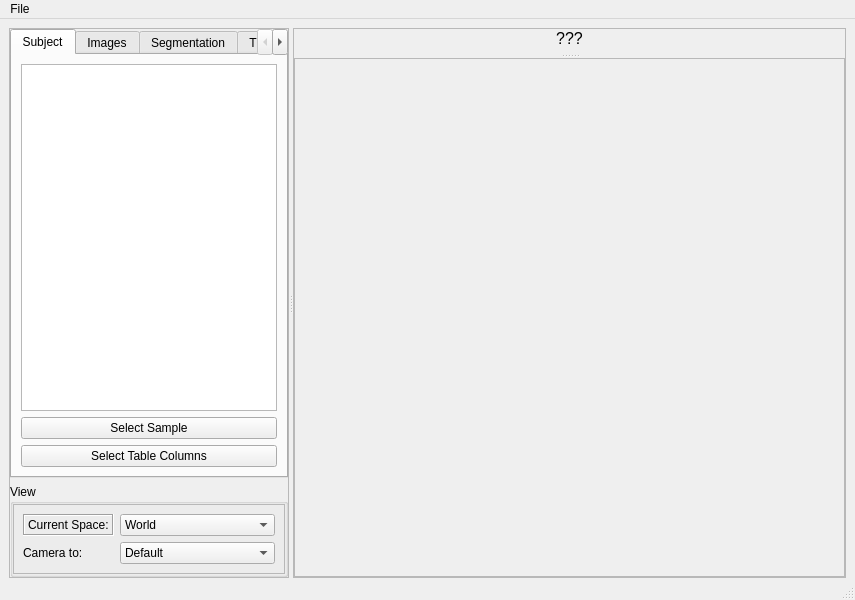
Old version of the form braviz/interaction/qt_guis/subject_overview.ui in the repository diego0020/braviz-app.
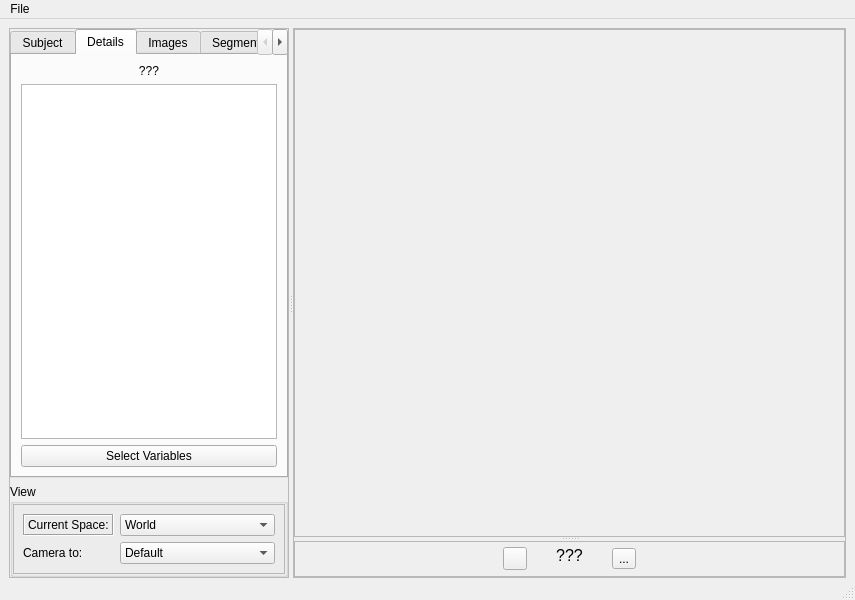
New version of the form. Icons and pictures are not drawn.

Commit message: next and previus subject, editable variables in context

The edit to the form file:
```diff
--- a/braviz/interaction/qt_guis/subject_overview.ui
+++ b/braviz/interaction/qt_guis/subject_overview.ui
@@ -64,7 +64,7 @@
            </size>
           </property>
           <property name="currentIndex">
-           <number>0</number>
+           <number>1</number>
           </property>
           <widget class="QWidget" name="subjects_tab">
            <attribute name="title">
@@ -115,6 +115,61 @@
             </item>
            </layout>
           </widget>
+          <widget class="QWidget" name="tab_3">
+           <attribute name="title">
+            <string>Details</string>
+           </attribute>
+           <attribute name="toolTip">
+            <string>View all details from the subject</string>
+           </attribute>
+           <layout class="QVBoxLayout" name="verticalLayout_5">
+            <item>
+             <widget class="QLabel" name="subject_id2">
+              <property name="text">
+               <string>???</string>
+              </property>
+              <property name="alignment">
+               <set>Qt::AlignCenter</set>
+              </property>
+             </widget>
+            </item>
+            <item>
+             <widget class="QTableView" name="subject_details_table">
+              <property name="dragEnabled">
+               <bool>true</bool>
+              </property>
+              <property name="dragDropMode">
+               <enum>QAbstractItemView::InternalMove</enum>
+              </property>
+              <property name="defaultDropAction">
+               <enum>Qt::MoveAction</enum>
+              </property>
+              <property name="alternatingRowColors">
+               <bool>true</bool>
+              </property>
+              <property name="selectionBehavior">
+               <enum>QAbstractItemView::SelectRows</enum>
+              </property>
+              <property name="sortingEnabled">
+               <bool>true</bool>
+              </property>
+              <attribute name="horizontalHeaderStretchLastSection">
+               <bool>true</bool>
+              </attribute>
+              <attribute name="verticalHeaderVisible">
+               <bool>false</bool>
+              </attribute>
+             </widget>
+            </item>
+            <item>
+             <widget class="QPushButton" name="pushButton_4">
+              <property name="text">
+               <string>Select Variables</string>
+              </property>
+             </widget>
+            </item>
+           </layout>
+          </widget>
           <widget class="QWidget" name="image_tab">
            <attribute name="title">
             <string>Images</string>
@@ -576,43 +631,6 @@
           <property name="orientation">
            <enum>Qt::Vertical</enum>
           </property>
-          <widget class="QLabel" name="subject_id">
-           <property name="sizePolicy">
-            <sizepolicy hsizetype="Preferred" vsizetype="Maximum">
-             <horstretch>0</horstretch>
-             <verstretch>0</verstretch>
-            </sizepolicy>
-           </property>
-           <property name="minimumSize">
-            <size>
-             <width>73</width>
-             <height>0</height>
-            </size>
-           </property>
-           <property name="maximumSize">
-            <size>
-             <width>16777215</width>
-             <height>25</height>
-            </size>
-           </property>
-           <property name="font">
-            <font>
-             <pointsize>12</pointsize>
-            </font>
-           </property>
-           <property name="text">
-            <string>???</string>
-           </property>
-           <property name="scaledContents">
-            <bool>false</bool>
-           </property>
-           <property name="alignment">
-            <set>Qt::AlignHCenter|Qt::AlignTop</set>
-           </property>
-           <property name="textInteractionFlags">
-            <set>Qt::LinksAccessibleByMouse|Qt::TextSelectableByMouse</set>
-           </property>
-          </widget>
           <widget class="QFrame" name="vtk_frame">
            <property name="sizePolicy">
             <sizepolicy hsizetype="Ignored" vsizetype="Ignored">
@@ -639,6 +657,121 @@
             <enum>QFrame::Raised</enum>
            </property>
           </widget>
+          <widget class="QFrame" name="frame_3">
+           <property name="sizePolicy">
+            <sizepolicy hsizetype="Preferred" vsizetype="Maximum">
+             <horstretch>0</horstretch>
+             <verstretch>0</verstretch>
+            </sizepolicy>
+           </property>
+           <property name="maximumSize">
+            <size>
+             <width>16777215</width>
+             <height>36</height>
+            </size>
+           </property>
+           <property name="frameShape">
+            <enum>QFrame::StyledPanel</enum>
+           </property>
+           <property name="frameShadow">
+            <enum>QFrame::Raised</enum>
+           </property>
+           <layout class="QHBoxLayout" name="horizontalLayout_2">
+            <property name="topMargin">
+             <number>0</number>
+            </property>
+            <property name="bottomMargin">
+             <number>0</number>
+            </property>
+            <item>
+             <spacer name="horizontalSpacer">
+              <property name="orientation">
+               <enum>Qt::Horizontal</enum>
+              </property>
+              <property name="sizeHint" stdset="0">
+               <size>
+                <width>40</width>
+                <height>20</height>
+               </size>
+              </property>
+             </spacer>
+            </item>
+            <item>
+             <widget class="QToolButton" name="previus_subject">
+              <property name="text">
+               <string/>
+              </property>
+              <property name="icon">
+               <iconset resource="resources.qrc">
+                <normaloff>:/icons/previous.png</normaloff>:/icons/previous.png</iconset>
+              </property>
+             </widget>
+            </item>
+            <item>
+             <widget class="QLabel" name="subject_id">
+              <property name="sizePolicy">
+               <sizepolicy hsizetype="Preferred" vsizetype="Maximum">
+                <horstretch>0</horstretch>
+                <verstretch>0</verstretch>
+               </sizepolicy>
+              </property>
+              <property name="minimumSize">
+               <size>
+                <width>73</width>
+                <height>0</height>
+               </size>
+              </property>
+              <property name="maximumSize">
+               <size>
+                <width>16777215</width>
+                <height>25</height>
+               </size>
+              </property>
+              <property name="font">
+               <font>
+                <pointsize>12</pointsize>
+               </font>
+              </property>
+              <property name="text">
+               <string>???</string>
+              </property>
+              <property name="scaledContents">
+               <bool>false</bool>
+              </property>
+              <property name="alignment">
+               <set>Qt::AlignHCenter|Qt::AlignTop</set>
+              </property>
+              <property name="textInteractionFlags">
+               <set>Qt::LinksAccessibleByMouse|Qt::TextSelectableByMouse</set>
+              </property>
+             </widget>
+            </item>
+            <item>
+             <widget class="QToolButton" name="next_subject">
+              <property name="text">
+               <string>...</string>
+              </property>
+              <property name="icon">
+               <iconset resource="resources.qrc">
+                <normaloff>:/icons/next.png</normaloff>:/icons/next.png</iconset>
+              </property>
+             </widget>
+            </item>
+            <item>
+             <spacer name="horizontalSpacer_2">
+              <property name="orientation">
+               <enum>Qt::Horizontal</enum>
+              </property>
+              <property name="sizeHint" stdset="0">
+               <size>
+                <width>40</width>
+                <height>20</height>
+               </size>
+              </property>
+             </spacer>
+            </item>
+           </layout>
+          </widget>
          </widget>
         </item>
        </layout>
```
Left out of the diff: 18 changed lines with no effect on the pictures. The commit also changes 4 other files.
